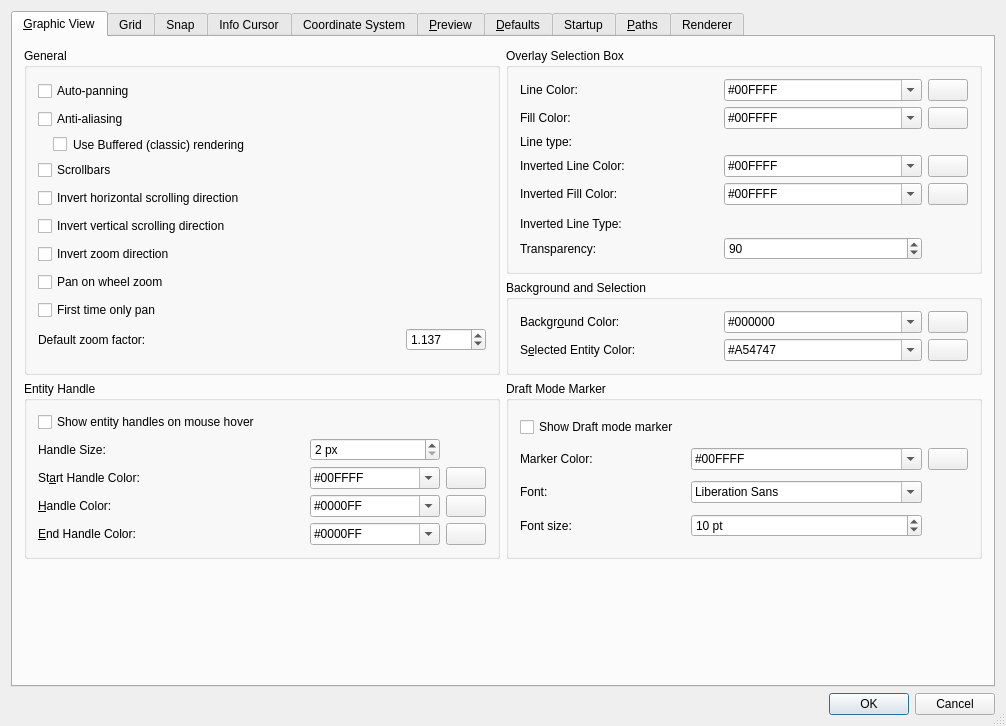
LibreCAD/LibreCAD, file librecad/src/ui/dialogs/settings/options_general/qg_dlgoptionsgeneral.ui: the form before one commit.
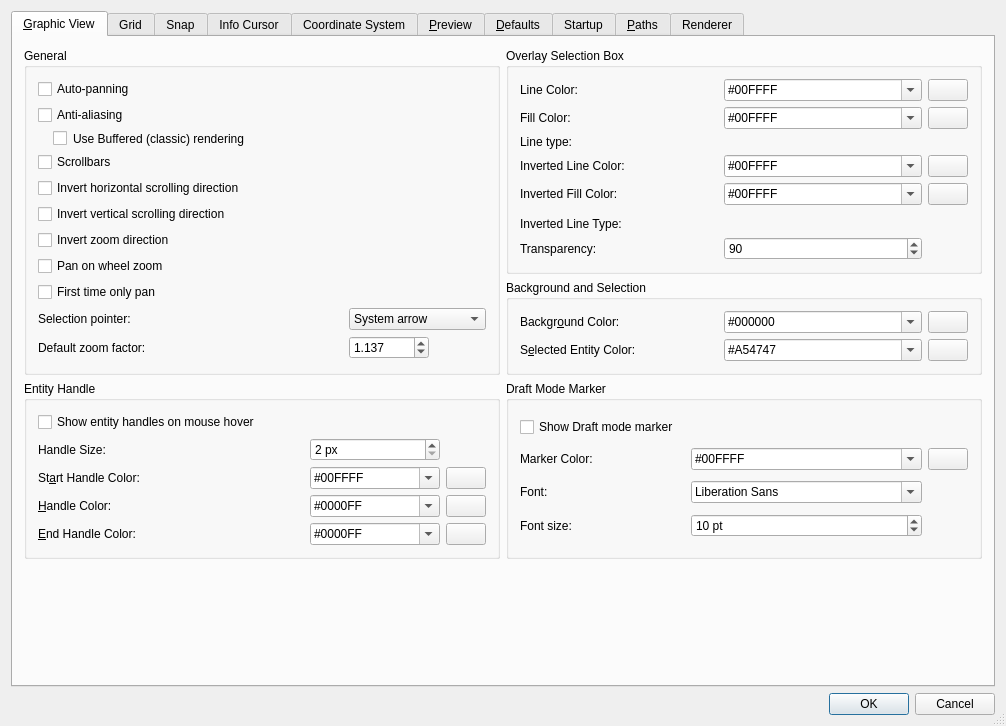
The form after the commit. The open tabs and pages were chosen to show the change. Icons and pictures are not drawn. Custom widgets are drawn as their Qt base class.

Commit message: Add selectable LibreCAD selection pointer

Diff of the .ui file:
```diff
--- a/librecad/src/ui/dialogs/settings/options_general/qg_dlgoptionsgeneral.ui
+++ b/librecad/src/ui/dialogs/settings/options_general/qg_dlgoptionsgeneral.ui
@@ -259,6 +259,30 @@
             </property>
            </widget>
           </item>
+          <item row="9" column="0">
+           <widget class="QLabel" name="labelSelectionPointer">
+            <property name="text">
+             <string>Selection pointer:</string>
+            </property>
+            <property name="buddy">
+             <cstring>cbSelectionPointer</cstring>
+            </property>
+           </widget>
+          </item>
+          <item row="9" column="1">
+           <widget class="QComboBox" name="cbSelectionPointer">
+            <item>
+             <property name="text">
+              <string>System arrow</string>
+             </property>
+            </item>
+            <item>
+             <property name="text">
+              <string>LibreCAD crosshair</string>
+             </property>
+            </item>
+           </widget>
+          </item>
          </layout>
         </widget>
        </item>
```
The commit also changes 7 other files.
